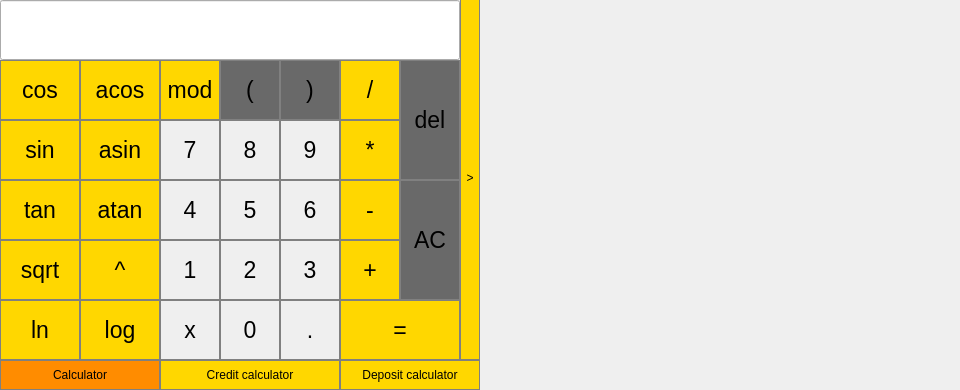
First picture: the form in src/SmartCalc/mainwindow.ui, repository burshlatt/SmartCalc_v1.0, before the edit.
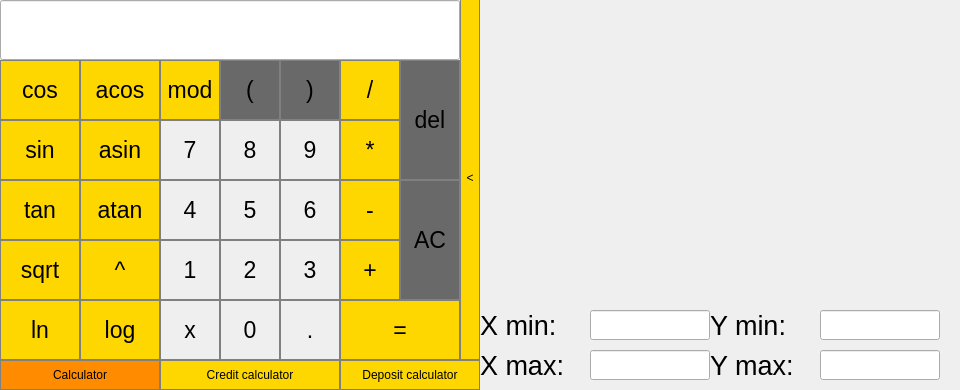
Second picture: the form after the edit. Custom widgets are drawn as their Qt base class.

```diff
--- a/src/SmartCalc/mainwindow.ui
+++ b/src/SmartCalc/mainwindow.ui
@@ -1064,7 +1064,7 @@
 }</string>
     </property>
     <property name="text">
-     <string>&gt;</string>
+     <string>&lt;</string>
     </property>
    </widget>
    <widget class="QPushButton" name="simpleCalc">
@@ -1148,10 +1148,174 @@
       <x>480</x>
       <y>0</y>
       <width>480</width>
-      <height>390</height>
+      <height>300</height>
      </rect>
     </property>
    </widget>
+   <widget class="QLineEdit" name="xMinCord">
+    <property name="geometry">
+     <rect>
+      <x>590</x>
+      <y>310</y>
+      <width>120</width>
+      <height>30</height>
+     </rect>
+    </property>
+    <property name="font">
+     <font>
+      <pointsize>17</pointsize>
+     </font>
+    </property>
+   </widget>
+   <widget class="QLineEdit" name="xMaxCord">
+    <property name="geometry">
+     <rect>
+      <x>590</x>
+      <y>350</y>
+      <width>120</width>
+      <height>30</height>
+     </rect>
+    </property>
+    <property name="font">
+     <font>
+      <pointsize>17</pointsize>
+     </font>
+    </property>
+   </widget>
+   <widget class="QLineEdit" name="yMinCord">
+    <property name="geometry">
+     <rect>
+      <x>820</x>
+      <y>310</y>
+      <width>120</width>
+      <height>30</height>
+     </rect>
+    </property>
+    <property name="font">
+     <font>
+      <pointsize>17</pointsize>
+     </font>
+    </property>
+   </widget>
+   <widget class="QLineEdit" name="yMaxCord">
+    <property name="geometry">
+     <rect>
+      <x>820</x>
+      <y>350</y>
+      <width>120</width>
+      <height>30</height>
+     </rect>
+    </property>
+    <property name="font">
+     <font>
+      <pointsize>17</pointsize>
+     </font>
+    </property>
+   </widget>
+   <widget class="QLabel" name="label">
+    <property name="geometry">
+     <rect>
+      <x>480</x>
+      <y>310</y>
+      <width>110</width>
+      <height>30</height>
+     </rect>
+    </property>
+    <property name="font">
+     <font>
+      <pointsize>20</pointsize>
+     </font>
+    </property>
+    <property name="styleSheet">
+     <string notr="true">QLabel{
+	qproperty-alignment: 'AlignVCenter | AlignRight';
+	border-bottom: 1px solid white;
+}
+
+background-color : gray;</string>
+    </property>
+    <property name="text">
+     <string>X min:</string>
+    </property>
+   </widget>
+   <widget class="QLabel" name="label_2">
+    <property name="geometry">
+     <rect>
+      <x>480</x>
+      <y>350</y>
+      <width>110</width>
+      <height>30</height>
+     </rect>
+    </property>
+    <property name="font">
+     <font>
+      <pointsize>20</pointsize>
+     </font>
+    </property>
+    <property name="styleSheet">
+     <string notr="true">QLabel{
+	qproperty-alignment: 'AlignVCenter | AlignRight';
+	border-bottom: 1px solid white;
+}
+
+background-color : gray;</string>
+    </property>
+    <property name="text">
+     <string>X max:</string>
+    </property>
+   </widget>
+   <widget class="QLabel" name="label_3">
+    <property name="geometry">
+     <rect>
+      <x>710</x>
+      <y>310</y>
+      <width>110</width>
+      <height>30</height>
+     </rect>
+    </property>
+    <property name="font">
+     <font>
+      <pointsize>20</pointsize>
+     </font>
+    </property>
+    <property name="styleSheet">
+     <string notr="true">QLabel{
+	qproperty-alignment: 'AlignVCenter | AlignRight';
+	border-bottom: 1px solid white;
+}
+
+background-color : gray;</string>
+    </property>
+    <property name="text">
+     <string>Y min:</string>
+    </property>
+   </widget>
+   <widget class="QLabel" name="label_4">
+    <property name="geometry">
+     <rect>
+      <x>710</x>
+      <y>350</y>
+      <width>110</width>
+      <height>30</height>
+     </rect>
+    </property>
+    <property name="font">
+     <font>
+      <pointsize>20</pointsize>
+     </font>
+    </property>
+    <property name="styleSheet">
+     <string notr="true">QLabel{
+	qproperty-alignment: 'AlignVCenter | AlignRight';
+	border-bottom: 1px solid white;
+}
+
+background-color : gray;</string>
+    </property>
+    <property name="text">
+     <string>Y max:</string>
+    </property>
+   </widget>
   </widget>
  </widget>
  <customwidgets>
```
